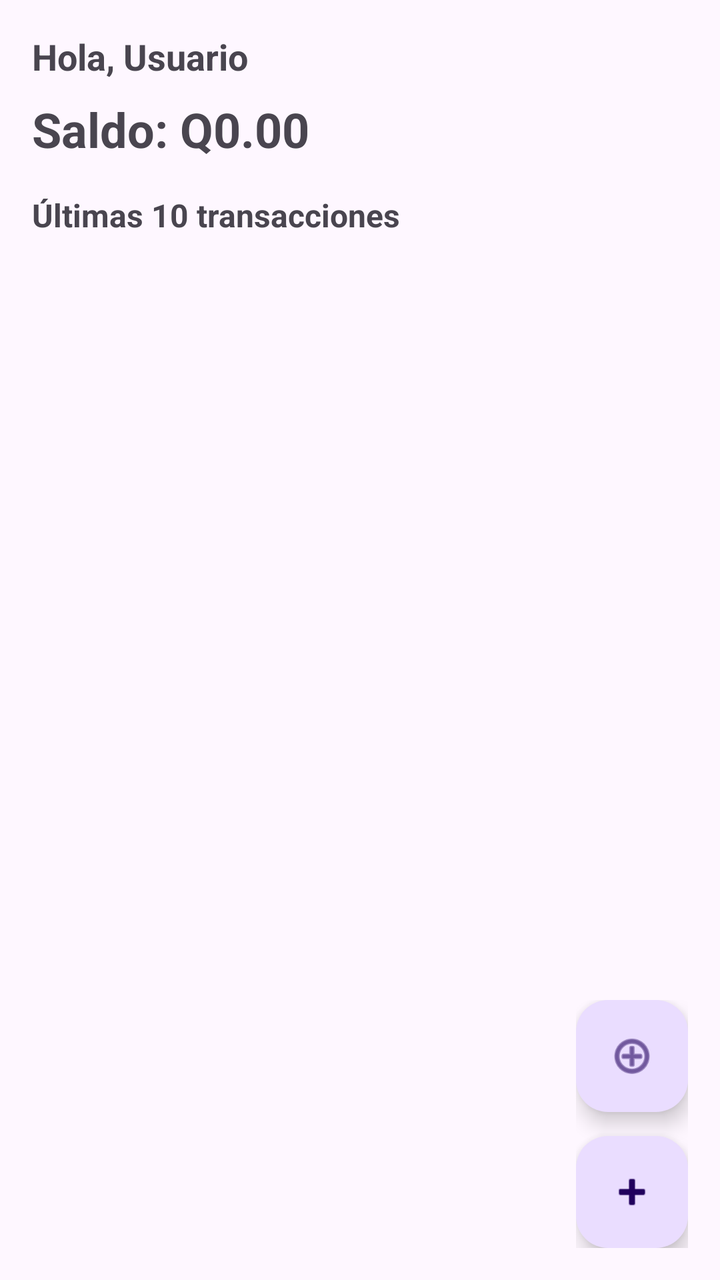
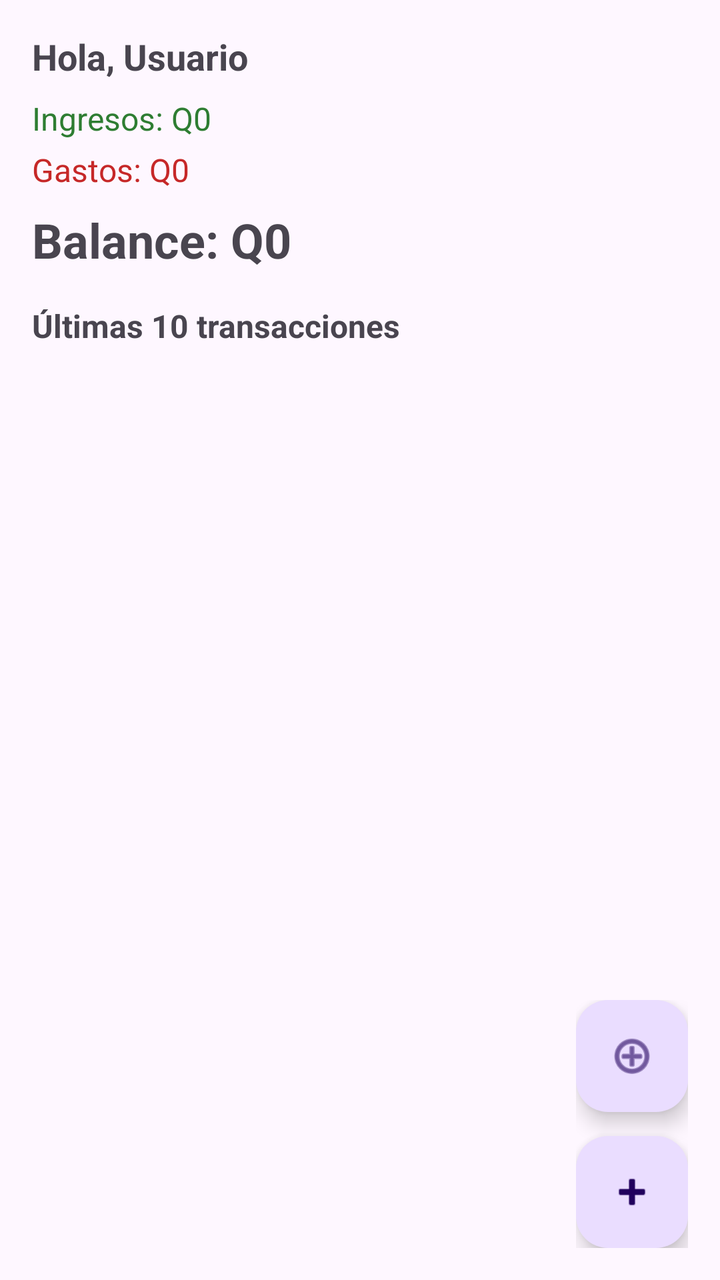

Compare the two renders of this Android layout. The source of the first and the diff that turns it into the second are given below.
<!-- AndroidManifest.xml: application theme Theme.PocketBoss -->
<!-- res/layout/fragment_inicio.xml -->
<?xml version="1.0" encoding="utf-8"?>
<androidx.coordinatorlayout.widget.CoordinatorLayout
    xmlns:android="http://schemas.android.com/apk/res/android"
    xmlns:app="http://schemas.android.com/apk/res-auto"
    xmlns:tools="http://schemas.android.com/tools"
    android:layout_width="match_parent"
    android:layout_height="match_parent"
    tools:context=".InicioFragment">

    
    <LinearLayout
        android:layout_width="match_parent"
        android:layout_height="match_parent"
        android:orientation="vertical"
        android:padding="16dp">

        
        <TextView
            android:id="@+id/tvNombreUsuario"
            android:layout_width="match_parent"
            android:layout_height="wrap_content"
            android:text="Hola, Usuario"
            android:textSize="18sp"
            android:textStyle="bold" />

        
        <TextView
            android:id="@+id/tvSaldo"
            android:layout_width="match_parent"
            android:layout_height="wrap_content"
            android:text="Saldo: Q0.00"
            android:textSize="24sp"
            android:textStyle="bold"
            android:layout_marginTop="8dp"
            android:layout_marginBottom="16dp" />

        
        <TextView
            android:layout_width="match_parent"
            android:layout_height="wrap_content"
            android:text="Últimas 10 transacciones"
            android:textSize="16sp"
            android:textStyle="bold"
            android:layout_marginBottom="8dp" />

        
        <androidx.recyclerview.widget.RecyclerView
            android:id="@+id/rvUltimasTransacciones"
            android:layout_width="match_parent"
            android:layout_height="0dp"
            android:layout_weight="1"
            android:layout_marginBottom="16dp"
            tools:listitem="@android:layout/simple_list_item_2" />

    </LinearLayout>

    
    <LinearLayout
        android:layout_width="wrap_content"
        android:layout_height="wrap_content"
        android:layout_gravity="bottom|end"
        android:layout_margin="16dp"
        android:orientation="vertical">

        
        <com.google.android.material.floatingactionbutton.FloatingActionButton
            android:id="@+id/btnAgregarCategoriaFab"
            android:layout_width="wrap_content"
            android:layout_height="wrap_content"
            android:layout_marginBottom="12dp"
            android:contentDescription="Agregar Categoría"
            app:fabSize="mini"
            android:src="@android:drawable/ic_menu_add" />

        
        <com.google.android.material.floatingactionbutton.FloatingActionButton
            android:id="@+id/btnAgregarTransaccionFab"
            android:layout_width="wrap_content"
            android:layout_height="wrap_content"
            android:contentDescription="Agregar Transacción"
            android:src="@android:drawable/ic_input_add" />
    </LinearLayout>

</androidx.coordinatorlayout.widget.CoordinatorLayout>
<!-- resources referenced by this layout -->
<resources>
  <style name="Theme.PocketBoss" parent="Base.Theme.PocketBoss" />
  <style name="Base.Theme.PocketBoss" parent="Theme.Material3.DayNight.NoActionBar">
          
          
      </style>
</resources>

<!-- the commit's change to res/layout/fragment_inicio.xml (unified diff, before → after) -->
@@ -24,11 +24,30 @@
             android:textStyle="bold" />
 
         
+        
+        <TextView
+            android:id="@+id/tvIngresos"
+            android:layout_width="match_parent"
+            android:layout_height="wrap_content"
+            android:text="Ingresos: Q0"
+            android:textSize="16sp"
+            android:textColor="#2E7D32"
+            android:layout_marginTop="8dp" />
+
+        <TextView
+            android:id="@+id/tvGastos"
+            android:layout_width="match_parent"
+            android:layout_height="wrap_content"
+            android:text="Gastos: Q0"
+            android:textSize="16sp"
+            android:textColor="#C62828"
+            android:layout_marginTop="4dp" />
+
         <TextView
             android:id="@+id/tvSaldo"
             android:layout_width="match_parent"
             android:layout_height="wrap_content"
-            android:text="Saldo: Q0.00"
+            android:text="Balance: Q0"
             android:textSize="24sp"
             android:textStyle="bold"
             android:layout_marginTop="8dp"
